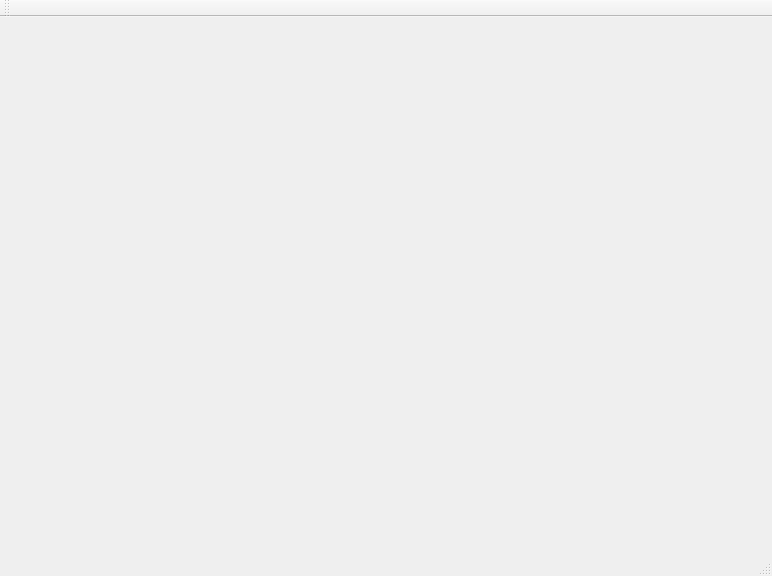
This is GameEngine/Tools/QtAssetsEditor/qtassetseditor.ui in Another-Game-Engine/AGE as Qt 5 draws it before an edit. The edited form follows.
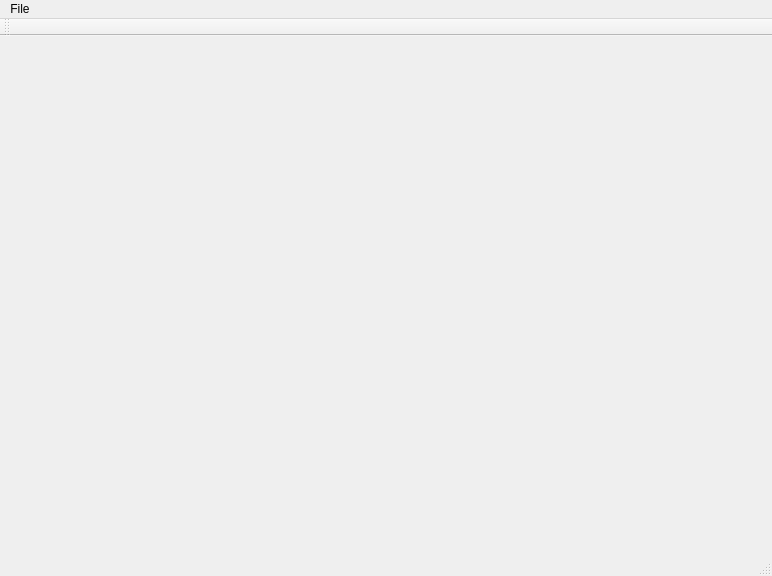
This is the edited form.

Patch:
```diff
--- a/GameEngine/Tools/QtAssetsEditor/qtassetseditor.ui
+++ b/GameEngine/Tools/QtAssetsEditor/qtassetseditor.ui
@@ -23,6 +23,14 @@
      <height>21</height>
     </rect>
    </property>
+   <widget class="QMenu" name="menuFile">
+    <property name="title">
+     <string>File</string>
+    </property>
+    <addaction name="actionOpen_project"/>
+    <addaction name="actionCreate_project"/>
+   </widget>
+   <addaction name="menuFile"/>
   </widget>
   <widget class="QToolBar" name="mainToolBar">
    <attribute name="toolBarArea">
```
Left out of the diff: 10 changed lines with no effect on the pictures.
